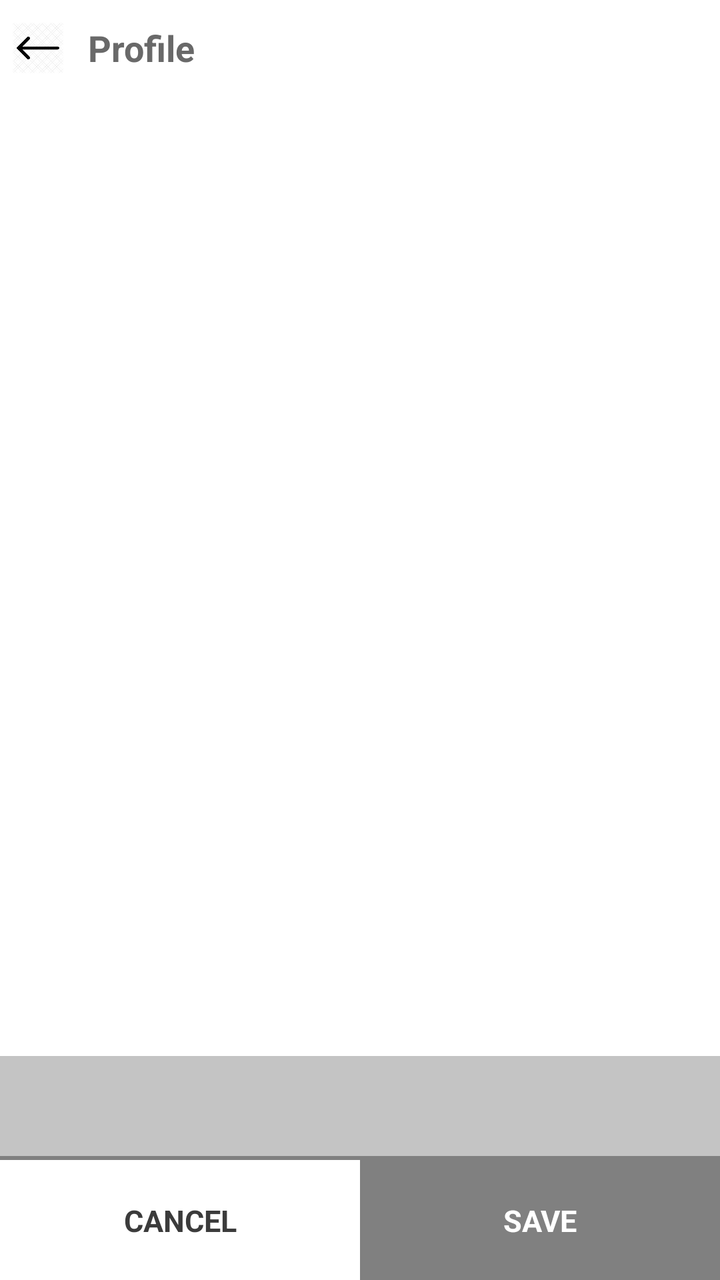
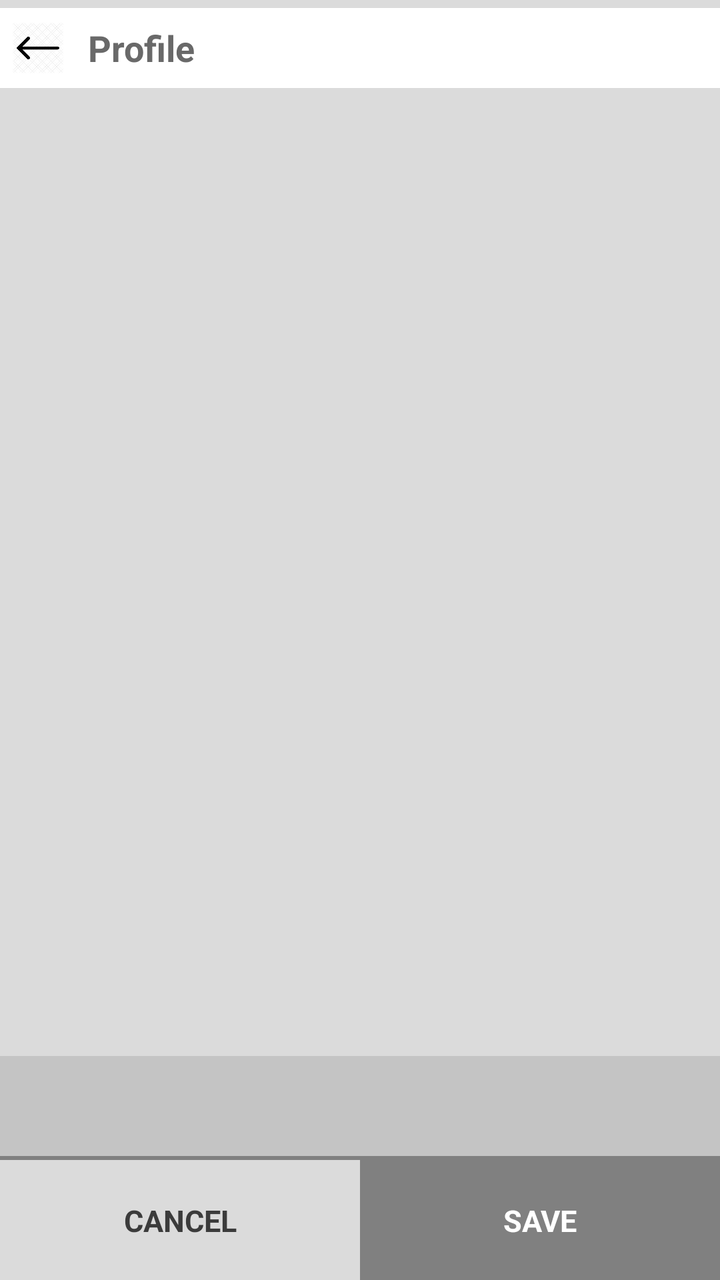

Before-and-after screenshots of an Android layout around one commit, followed by the original layout XML and the change that was made.
<!-- AndroidManifest.xml: application theme Theme.Basics -->
<!-- res/layout/activity_address.xml -->
<?xml version="1.0" encoding="utf-8"?>
<androidx.constraintlayout.widget.ConstraintLayout xmlns:android="http://schemas.android.com/apk/res/android"
    xmlns:app="http://schemas.android.com/apk/res-auto"
    xmlns:tools="http://schemas.android.com/tools"
    android:id="@+id/main"
    android:layout_width="match_parent"
    android:layout_height="match_parent"
    android:background="#FFFFFF"
    android:fitsSystemWindows="true"
    tools:context=".ui.activity.AddressActivity">

    <include
        android:id="@+id/commonTopBar"
        layout="@layout/common_top_bar"
        android:layout_width="0dp"
        android:layout_height="wrap_content"
        android:layout_marginTop="4dp"
        app:layout_constraintEnd_toEndOf="parent"
        app:layout_constraintStart_toStartOf="parent"
        app:layout_constraintTop_toTopOf="parent" />

    <include
        android:id="@+id/address_top"
        layout="@layout/address_extra"
        android:layout_width="wrap_content"
        android:layout_height="wrap_content"
        android:layout_marginTop="4dp"
        android:layout_marginStart="10dp"
        app:layout_constraintStart_toStartOf="parent"
        app:layout_constraintTop_toBottomOf="@id/commonTopBar"
        android:visibility="gone"/>

    <ScrollView
        android:id="@+id/scroll"
        android:layout_width="0dp"
        android:layout_height="0dp"
        app:layout_constraintTop_toBottomOf="@id/address_top"
        app:layout_constraintStart_toStartOf="parent"
        app:layout_constraintEnd_toEndOf="parent"
        app:layout_constraintBottom_toTopOf="@id/address_bottom">

    <FrameLayout
        android:id="@+id/fragmentContainer"
        android:layout_width="match_parent"
        android:layout_height="wrap_content"
        android:background="#FFFFFF"/>

    </ScrollView>


    <include
        android:id="@+id/address_bottom"
        layout="@layout/address_bottom"
        android:layout_width="wrap_content"
        android:layout_height="wrap_content"
        android:layout_marginTop="4dp"
        app:layout_constraintStart_toStartOf="parent"
        app:layout_constraintTop_toBottomOf="@id/scroll"
        app:layout_constraintBottom_toBottomOf="parent"
        />

    <View
        android:id="@+id/saveAddressBox"
        android:layout_width="0dp"
        android:layout_height="0dp"
        android:background="#FFFFFF"
        app:layout_constraintTop_toTopOf="parent"
        app:layout_constraintBottom_toBottomOf="parent"
        app:layout_constraintStart_toStartOf="parent"
        app:layout_constraintEnd_toEndOf="parent"
        android:visibility="gone"/>

    <ImageView
        android:id="@+id/saveAddressIcon"
        android:layout_width="150dp"
        android:layout_height="150dp"
        android:src="@drawable/check"
        app:layout_constraintTop_toTopOf="parent"
        app:layout_constraintBottom_toBottomOf="parent"
        app:layout_constraintStart_toStartOf="parent"
        app:layout_constraintEnd_toEndOf="parent"
        android:visibility="gone"/>

    <TextView
        android:id="@+id/saveAddressText"
        android:layout_width="wrap_content"
        android:layout_height="wrap_content"
        android:textSize="40sp"
        android:textColor="#FF3F6C"
        android:text="ADDRESS SAVED!"
        android:textStyle="bold"
        app:layout_constraintStart_toStartOf="parent"
        app:layout_constraintEnd_toEndOf="parent"
        app:layout_constraintBottom_toTopOf="@id/saveAddressIcon"
        android:visibility="gone"
        />


</androidx.constraintlayout.widget.ConstraintLayout>
<!-- res/layout/common_top_bar.xml (included above) -->
<?xml version="1.0" encoding="utf-8"?>
<androidx.constraintlayout.widget.ConstraintLayout xmlns:android="http://schemas.android.com/apk/res/android"
    android:layout_width="match_parent"
    android:layout_height="match_parent"
    android:id="@+id/commonTopBar"
    xmlns:app="http://schemas.android.com/apk/res-auto">

    <ImageView
        android:id="@+id/backArrow"
        android:layout_weight="1"
        android:layout_width="30dp"
        android:layout_height="40dp"
        android:src="@drawable/leftarrow"
        android:padding="2dp"
        android:layout_marginStart="4dp"
        app:layout_constraintTop_toTopOf="parent"
        app:layout_constraintStart_toStartOf="parent"/>

    <TextView
        android:id="@+id/headText"
        android:layout_width="wrap_content"
        android:layout_height="30dp"
        android:text="Profile"
        android:textSize="18sp"
        android:textColor="#696969"
        android:textStyle="bold"
        android:gravity="center"
        android:layout_marginStart="10dp"
        app:layout_constraintTop_toTopOf="parent"
        app:layout_constraintBottom_toBottomOf="@id/backArrow"
        app:layout_constraintStart_toEndOf="@id/backArrow"/>

</androidx.constraintlayout.widget.ConstraintLayout>
<!-- res/layout/address_extra.xml (included above) -->
<?xml version="1.0" encoding="utf-8"?>
<androidx.constraintlayout.widget.ConstraintLayout xmlns:android="http://schemas.android.com/apk/res/android"
    android:layout_width="match_parent"
    android:layout_height="wrap_content"
    xmlns:app="http://schemas.android.com/apk/res-auto">

    <TextView
        android:layout_width="match_parent"
        android:layout_height="40dp"
        android:text="ADD NEW ADDRESS"
        android:textColor="#808080"
        android:textStyle="bold"
        android:textSize="15sp"
        android:gravity="center_vertical"
        android:layout_marginStart="10dp"
        app:layout_constraintTop_toTopOf="parent"
        app:layout_constraintStart_toStartOf="parent"/>

</androidx.constraintlayout.widget.ConstraintLayout>
<!-- res/layout/address_bottom.xml (included above) -->
<?xml version="1.0" encoding="utf-8"?>
<androidx.constraintlayout.widget.ConstraintLayout xmlns:android="http://schemas.android.com/apk/res/android"
    android:layout_width="match_parent"
    android:layout_height="wrap_content"
    xmlns:app="http://schemas.android.com/apk/res-auto">

    <View
        android:id="@+id/bottomSpace"
        android:layout_width="match_parent"
        android:layout_height="50dp"
        android:background="#C4C4C4"
        app:layout_constraintTop_toTopOf="parent"
        app:layout_constraintStart_toStartOf="parent"
        app:layout_constraintEnd_toEndOf="parent"/>

    <View
        android:id="@+id/horizontalDivider"
        android:layout_width="wrap_content"
        android:layout_height="2dp"
        app:layout_constraintTop_toBottomOf="@id/bottomSpace"
        android:background="#808080"
        app:layout_constraintStart_toStartOf="parent"
        app:layout_constraintEnd_toEndOf="parent" />
    
    <View
        android:id="@+id/cancelBox"
        android:layout_width="0dp"
        android:layout_height="60dp"
        app:layout_constraintTop_toBottomOf="@id/horizontalDivider"
        app:layout_constraintWidth_percent="0.5" 
        app:layout_constraintStart_toStartOf="parent"/>
    
    <TextView
        android:id="@+id/cancelText"
        android:layout_width="wrap_content"
        android:layout_height="wrap_content"
        android:textSize="15sp"
        android:textStyle="bold"
        android:textColor="#3B3B3B"
        android:text="CANCEL"
        app:layout_constraintTop_toTopOf="@id/cancelBox"
        app:layout_constraintBottom_toBottomOf="@id/cancelBox"
        app:layout_constraintStart_toStartOf="@id/cancelBox"
        app:layout_constraintEnd_toEndOf="@id/cancelBox"/>

    <View
        android:id="@+id/saveBox"
        android:layout_width="0dp"
        android:layout_height="60dp"
        android:background="#808080"
        app:layout_constraintTop_toBottomOf="@id/horizontalDivider"
        app:layout_constraintWidth_percent="0.5"
        app:layout_constraintEnd_toEndOf="parent"/>

    <TextView
        android:id="@+id/saveText"
        android:layout_width="wrap_content"
        android:layout_height="wrap_content"
        android:textSize="15sp"
        android:textStyle="bold"
        android:textColor="#FFFFFF"
        android:text="SAVE"
        app:layout_constraintTop_toTopOf="@id/saveBox"
        app:layout_constraintBottom_toBottomOf="@id/saveBox"
        app:layout_constraintStart_toStartOf="@id/saveBox"
        app:layout_constraintEnd_toEndOf="@id/saveBox"/>

</androidx.constraintlayout.widget.ConstraintLayout>
<!-- resources referenced by this layout -->
<resources>
  <!-- drawable check: png bitmap (drawable, 3067 bytes) -->
  <!-- drawable leftarrow: png bitmap (drawable, 59986 bytes) -->
  <style name="Theme.Basics" parent="Base.Theme.Basics" />
  <style name="Base.Theme.Basics" parent="Theme.Material3.DayNight.NoActionBar">
          
      </style>
</resources>

<!-- the commit's change to res/layout/activity_address.xml (unified diff, before → after) -->
@@ -5,7 +5,7 @@
     android:id="@+id/main"
     android:layout_width="match_parent"
     android:layout_height="match_parent"
-    android:background="#FFFFFF"
+    android:background="#DBDBDB"
     android:fitsSystemWindows="true"
     tools:context=".ui.activity.AddressActivity">
 
@@ -39,11 +39,11 @@
         app:layout_constraintEnd_toEndOf="parent"
         app:layout_constraintBottom_toTopOf="@id/address_bottom">
 
-    <FrameLayout
-        android:id="@+id/fragmentContainer"
-        android:layout_width="match_parent"
-        android:layout_height="wrap_content"
-        android:background="#FFFFFF"/>
+        <FrameLayout
+            android:id="@+id/fragmentContainer"
+            android:layout_width="match_parent"
+            android:layout_height="wrap_content"
+            android:background="#FFFFFF"/>
 
     </ScrollView>
 
@@ -95,6 +95,18 @@
         android:visibility="gone"
         />
 
+    <include
+        android:id="@+id/deleteBottom"
+        layout="@layout/delete_address"
+        android:layout_width="wrap_content"
+        android:layout_height="wrap_content"
+        android:layout_marginTop="4dp"
+        app:layout_constraintStart_toStartOf="parent"
+        app:layout_constraintTop_toBottomOf="@id/scroll"
+        app:layout_constraintBottom_toBottomOf="parent"
+        android:visibility="gone"
+        />
+
 
 </androidx.constraintlayout.widget.ConstraintLayout>
 <!-- res/layout/common_top_bar.xml (included above) -->
@@ -103,6 +115,7 @@
     android:layout_width="match_parent"
     android:layout_height="match_parent"
     android:id="@+id/commonTopBar"
+    android:background="#FFFFFF"
     xmlns:app="http://schemas.android.com/apk/res-auto">
 
     <ImageView
@@ -220,3 +233,105 @@
         app:layout_constraintEnd_toEndOf="@id/saveBox"/>
 
 </androidx.constraintlayout.widget.ConstraintLayout>
+<!-- res/layout/delete_address.xml (included above) -->
+<?xml version="1.0" encoding="utf-8"?>
+<androidx.constraintlayout.widget.ConstraintLayout xmlns:android="http://schemas.android.com/apk/res/android"
+    android:layout_width="match_parent"
+    android:layout_height="wrap_content"
+    android:background="#FFFFFF"
+    xmlns:app="http://schemas.android.com/apk/res-auto"
+    android:layout_marginBottom="20dp">
+
+
+    <TextView
+        android:id="@+id/textOne"
+        android:layout_width="wrap_content"
+        android:layout_height="wrap_content"
+        android:text="Delete Confirmation"
+        android:textColor="@color/black"
+        android:textSize="15sp"
+        android:textStyle="bold"
+        android:gravity="center"
+        android:layout_marginStart="20dp"
+        android:layout_marginTop="10dp"
+        app:layout_constraintStart_toStartOf="parent"
+        app:layout_constraintTop_toTopOf="parent"
+        app:layout_constraintBottom_toTopOf="@id/textTwo"/>
+
+    <TextView
+        android:id="@+id/textTwo"
+        android:layout_width="wrap_content"
+        android:layout_height="wrap_content"
+        android:layout_marginStart="20dp"
+        android:layout_marginTop="10dp"
+        android:text="Are you sure you want to delete this address?"
+        android:textColor="#999999"
+        android:textSize="12sp"
+        android:textStyle="bold"
+        android:gravity="center"
+        app:layout_constraintStart_toStartOf="parent"
+        app:layout_constraintTop_toBottomOf="@id/textOne"
+        app:layout_constraintBottom_toTopOf="@id/horizontalDivider"/>
+
+    <View
+        android:id="@+id/horizontalDivider"
+        android:layout_width="wrap_content"
+        android:layout_height="1dp"
+        android:background="#999999"
+        android:layout_marginStart="2dp"
+        android:layout_marginEnd="2dp"
+        android:layout_marginTop="30dp"
+        app:layout_constraintTop_toBottomOf="@id/textTwo"
+        app:layout_constraintStart_toStartOf="parent"
+        app:layout_constraintEnd_toEndOf="parent"/>
+
+    <TextView
+        android:id="@+id/cancelText"
+        android:layout_width="wrap_content"
+        android:layout_height="wrap_content"
+        android:layout_marginTop="15dp"
+        android:layout_marginBottom="15dp"
+        app:layout_constraintHorizontal_weight="1"
+        android:text="CANCEL"
+        android:textSize="15sp"
+        android:textStyle="bold"
+        android:textColor="#999999"
+        app:layout_constraintTop_toTopOf="@id/horizontalDivider"
+        app:layout_constraintStart_toStartOf="parent"
+        app:layout_constraintEnd_toStartOf="@id/verticalDivider"/>
+
+    <View
+        android:id="@+id/verticalDivider"
+        android:layout_width="1dp"
+        android:layout_height="25dp"
+        android:background="#999999"
+        android:layout_marginTop="10dp"
+        app:layout_constraintTop_toTopOf="@id/horizontalDivider"
+        app:layout_constraintBottom_toTopOf="@id/bottomSpace"
+        app:layout_constraintStart_toStartOf="parent"
+        app:layout_constraintEnd_toEndOf="parent"/>
+
+    <TextView
+        android:id="@+id/deleteText"
+        android:layout_width="wrap_content"
+        android:layout_height="wrap_content"
+        android:layout_marginTop="15dp"
+        android:layout_marginBottom="15dp"
+        android:text="DELETE"
+        android:textSize="15sp"
+        android:textStyle="bold"
+        android:textColor="#FD4179"
+        app:layout_constraintHorizontal_weight="1"
+        app:layout_constraintTop_toTopOf="@id/horizontalDivider"
+        app:layout_constraintStart_toEndOf="@id/verticalDivider"
+        app:layout_constraintEnd_toEndOf="parent"/>
+
+    <View
+        android:id="@+id/bottomSpace"
+        android:layout_width="wrap_content"
+        android:layout_height="20dp"
+        app:layout_constraintTop_toBottomOf="@id/verticalDivider"
+        app:layout_constraintStart_toStartOf="parent"
+        app:layout_constraintEnd_toEndOf="parent"/>
+
+</androidx.constraintlayout.widget.ConstraintLayout>
<!-- resource entries referenced after the edit -->
@@ -1,5 +1,6 @@
 <!-- resources referenced by this layout -->
 <resources>
+  <color name="black">#FF000000</color>
   <!-- drawable check: png bitmap (drawable, 3067 bytes) -->
   <!-- drawable leftarrow: png bitmap (drawable, 59986 bytes) -->
   <style name="Theme.Basics" parent="Base.Theme.Basics" />
